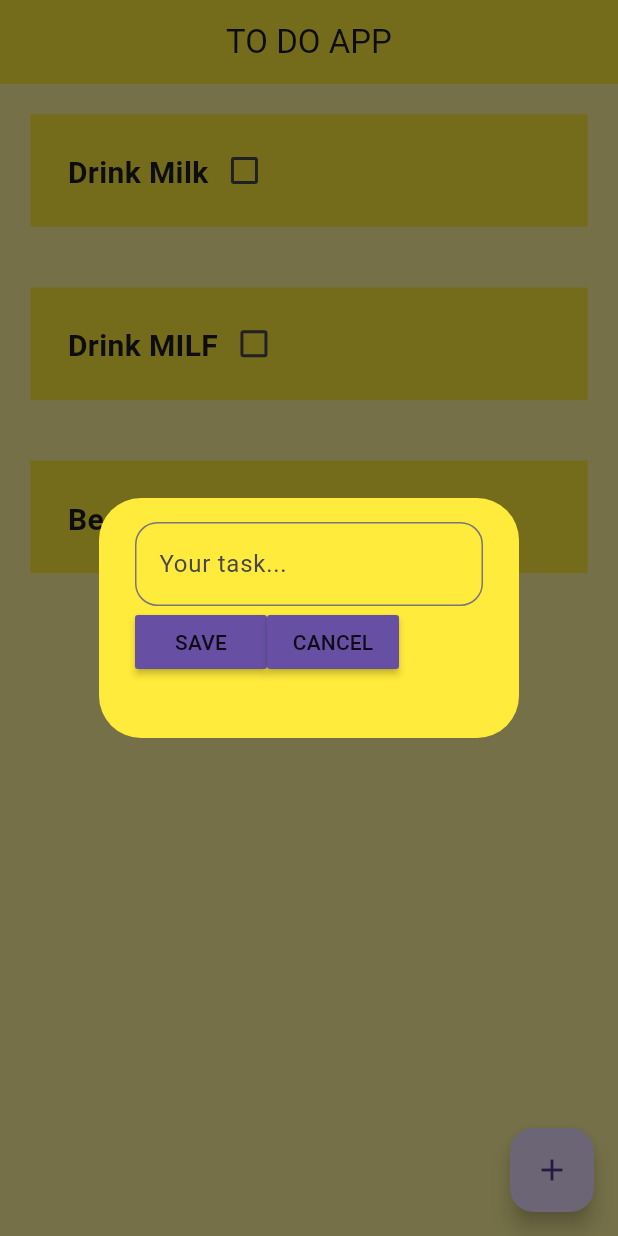
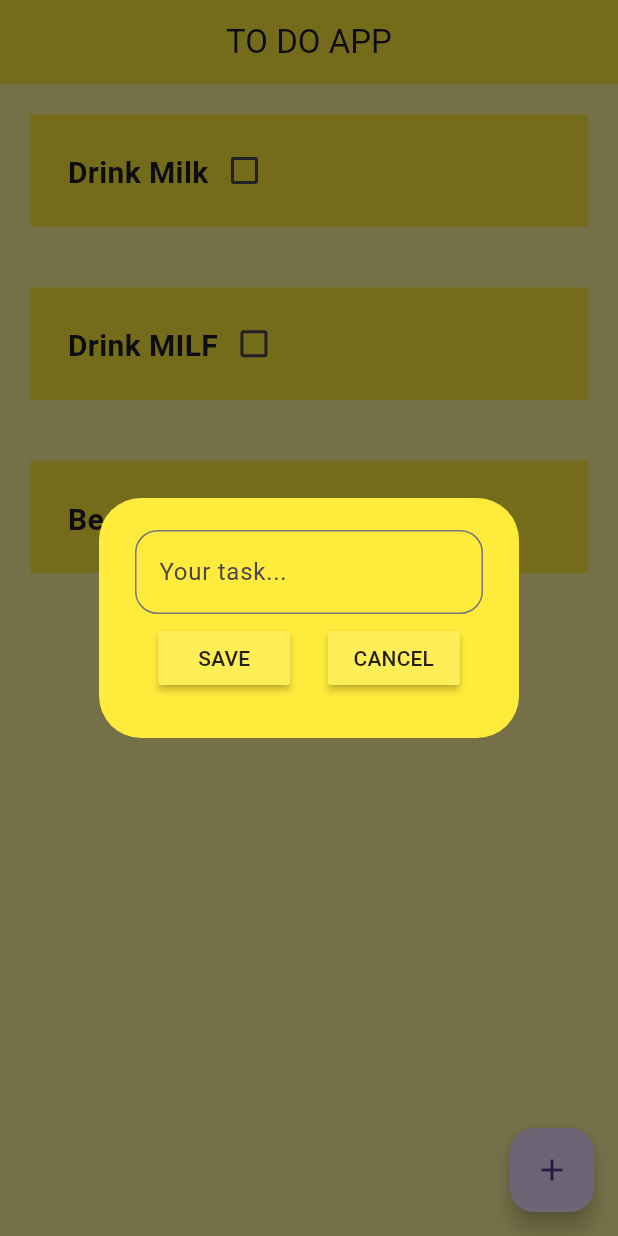
Before and after one commit to SemantakCodes/Todo-App, a Flutter app: the screen it shows after launch, after a tap on the "add" icon, on a phone screen of 412 x 824 dp. Run offline on Flutter 3.47's test engine with Material 3 defaults, Android fonts, the phone set to English and light mode, and no system bars.

Commit message:
SOME ERRORS

```diff
--- a/lib/pages/home_page.dart
+++ b/lib/pages/home_page.dart
@@ -17,6 +17,10 @@ class _TodoPageState extends State<TodoPage> {
   List ToDoTile = [
     ["Drink Milk", false],["Drink MILF", false], ["Beat your WILLY", false]
   ];
+
+  //fetch data from text field
+  final TextEditingController _textController = TextEditingController();
+
   //methods
   void checkBoxChanged(bool? value, int index){
     setState(() {
@@ -34,7 +38,7 @@ class _TodoPageState extends State<TodoPage> {
       {
         return DialougeBox
         (
-
+          controller: _textController,
         );
       }
     );
--- a/lib/utils/dialouge_box.dart
+++ b/lib/utils/dialouge_box.dart
@@ -1,8 +1,12 @@
+// ignore_for_file: sized_box_for_whitespace
+
 import 'package:flutter/material.dart';
 import 'package:todo_app/utils/my_buttons.dart';
 
 class DialougeBox extends StatelessWidget {
-  const DialougeBox({super.key});
+
+  final TextEditingController controller;
+  const DialougeBox({super.key, required this.controller,});
 
   @override
   Widget build(BuildContext context) {
@@ -14,11 +18,12 @@ class DialougeBox extends StatelessWidget {
         height: 120,
         child: Column
         (
+          mainAxisAlignment: MainAxisAlignment.spaceEvenly,
           children:
           [
             TextField
             (
-
+              controller: controller,
               decoration: InputDecoration
               (
                 border: OutlineInputBorder
@@ -30,9 +35,11 @@ class DialougeBox extends StatelessWidget {
               ),
             ),
             Row(
+              mainAxisAlignment: MainAxisAlignment.center,
               children: [
                 //save button
                 MyButtons(text: "SAVE", onPressed: (){}),
+                const SizedBox(width: 25,),
                 //cancel button
                 MyButtons(text: "CANCEL", onPressed: (){}),
               ],
--- a/lib/utils/my_buttons.dart
+++ b/lib/utils/my_buttons.dart
@@ -1,3 +1,5 @@
+// ignore_for_file: must_be_immutable
+
 import 'package:flutter/material.dart';
 
 class MyButtons extends StatelessWidget {
@@ -14,7 +16,7 @@ MyButtons({super.key, required this.text, required this.onPressed});
   Widget build(BuildContext context) {
     return MaterialButton(
       onPressed: onPressed,
-      color: Theme.of(context).primaryColor,
+      color: Colors.yellow[400],
       child: Text(text),
     );
   }
```
